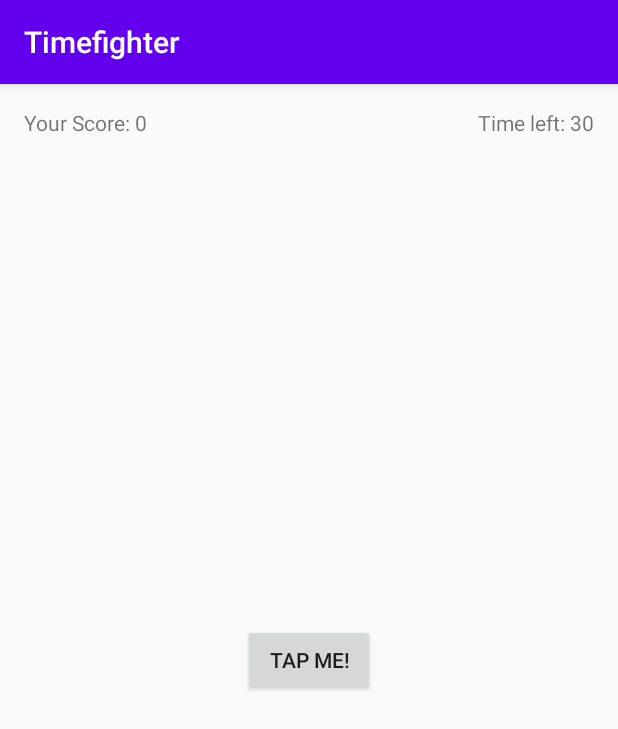
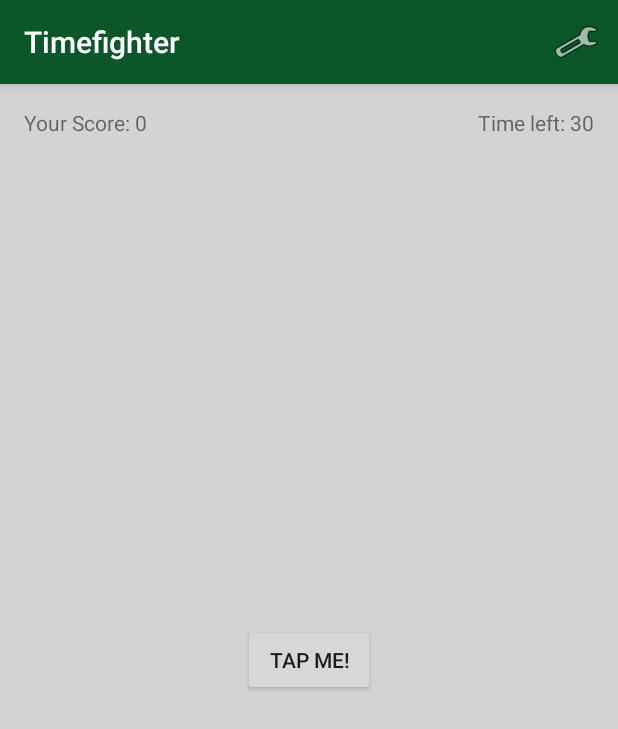
Before and after one commit to quocnb/Android-Apprentice, an Android app: the screen it shows after launch (MainActivity), on a phone screen of 412 x 824 dp. Shown: the top 729 px of the screen. Run offline under Robolectric (Android 15) with nearby library versions, the phone set to English and light mode, and no system bars.

Commit message:
Chapter 05: Prettifying the App

```diff
--- a/Timefighter/app/src/main/java/com/quocnb/timefighter/MainActivity.kt
+++ b/Timefighter/app/src/main/java/com/quocnb/timefighter/MainActivity.kt
@@ -1,9 +1,16 @@
 package com.quocnb.timefighter
 
+import android.app.AlertDialog
+import android.app.Dialog
 import androidx.appcompat.app.AppCompatActivity
 import android.os.Bundle
 import android.os.CountDownTimer
 import android.util.Log
+import android.view.ContextMenu
+import android.view.Menu
+import android.view.MenuItem
+import android.view.View
+import android.view.animation.AnimationUtils
 import android.widget.Button
 import android.widget.TextView
 import android.widget.Toast
@@ -24,8 +31,8 @@ class MainActivity : AppCompatActivity() {
     private var timeLeft = INITIAL_TIME_LEFT
 
     companion object {
-        private val SCORE_KEY = "SCORE_KEY"
-        private val TIME_LEFT_KEY = "TIME_LEFT_KEY"
+        private const val SCORE_KEY = "SCORE_KEY"
+        private const val TIME_LEFT_KEY = "TIME_LEFT_KEY"
     }
 
     override fun onCreate(savedInstanceState: Bundle?) {
@@ -36,6 +43,8 @@ class MainActivity : AppCompatActivity() {
         timeLeftTextView = findViewById(R.id.A01_time_left_tv)
         tapMeButton = findViewById(R.id.A01_tap_me_btn)
         tapMeButton.setOnClickListener {
+            val bounceAnimation = AnimationUtils.loadAnimation(this, R.anim.bounce)
+            it.startAnimation(bounceAnimation)
             incrementScore()
         }
         setupGame(savedInstanceState)
@@ -49,9 +58,30 @@ class MainActivity : AppCompatActivity() {
         Log.d(TAG, "Saving score: $score and time left: $timeLeft")
     }
 
+    override fun onCreateOptionsMenu(menu: Menu?): Boolean {
+        super.onCreateOptionsMenu(menu)
+        menuInflater.inflate(R.menu.menu, menu)
+        return true
+    }
+
+    override fun onOptionsItemSelected(item: MenuItem): Boolean {
+        super.onOptionsItemSelected(item)
+        if (item.itemId == R.id.A00_action_settings) {
+            showInfo()
+        }
+        return true
+    }
     override fun onDestroy() {
         super.onDestroy()
         Log.d(TAG, "onDestroy called")
+    }
+
+    private fun showInfo() {
+        val dialogTitle = getString(R.string.A00_about_dialog_title, BuildConfig.VERSION_NAME)
+        val builder = AlertDialog.Builder(this)
+        builder.setTitle(dialogTitle)
+        builder.setMessage(R.string.A00_about_dialog_message)
+        builder.create().show()
     }
 
     private fun updateGameScoreText() {
--- /dev/null
+++ b/Timefighter/app/src/main/res/anim/bounce.xml
@@ -0,0 +1,12 @@
+<?xml version="1.0" encoding="utf-8"?>
+<set xmlns:android="http://schemas.android.com/apk/res/android"
+    android:fillAfter="true"
+    android:interpolator="@android:anim/bounce_interpolator">
+    <scale android:duration="2000"
+        android:fromXScale="2.0"
+        android:fromYScale="2.0"
+        android:pivotX="50%"
+        android:pivotY="50%"
+        android:toXScale="1.0"
+        android:toYScale="1.0"/>
+</set>
--- a/Timefighter/app/src/main/res/layout/activity_main.xml
+++ b/Timefighter/app/src/main/res/layout/activity_main.xml
@@ -4,6 +4,7 @@
     xmlns:tools="http://schemas.android.com/tools"
     android:layout_width="match_parent"
     android:layout_height="match_parent"
+    android:background="@color/colorBackground"
     tools:context=".MainActivity">
 
     <TextView
--- /dev/null
+++ b/Timefighter/app/src/main/res/menu/menu.xml
@@ -0,0 +1,10 @@
+<?xml version="1.0" encoding="utf-8"?>
+<menu xmlns:app="http://schemas.android.com/apk/res-auto"
+    xmlns:android="http://schemas.android.com/apk/res/android">
+
+    <item
+        android:id="@+id/A00_action_settings"
+        android:icon="@android:drawable/ic_menu_preferences"
+        android:title="@string/A00_action_settings_title"
+        app:showAsAction="always" />
+</menu>
--- a/Timefighter/app/src/main/res/values/colors.xml
+++ b/Timefighter/app/src/main/res/values/colors.xml
@@ -1,6 +1,7 @@
 <?xml version="1.0" encoding="utf-8"?>
 <resources>
-    <color name="colorPrimary">#6200EE</color>
-    <color name="colorPrimaryDark">#3700B3</color>
-    <color name="colorAccent">#03DAC5</color>
+    <color name="colorPrimary">#0C572A</color>
+    <color name="colorPrimaryDark">#388E3C</color>
+    <color name="colorAccent">#8BC34A</color>
+    <color name="colorBackground">#D3D3D3</color>
 </resources>
--- a/Timefighter/app/src/main/res/values/strings.xml
+++ b/Timefighter/app/src/main/res/values/strings.xml
@@ -4,4 +4,7 @@
     <string name="game_score_tv">Your Score: %s</string>
     <string name="time_left_tv">Time left: %s</string>
     <string name="game_over_message">Times up! Your score was: %s</string>
+    <string name="A00_action_settings_title">About</string>
+    <string name="A00_about_dialog_title">Timefighter %s</string>
+    <string name="A00_about_dialog_message">Created by Quoc Nguyen</string>
 </resources>
```
